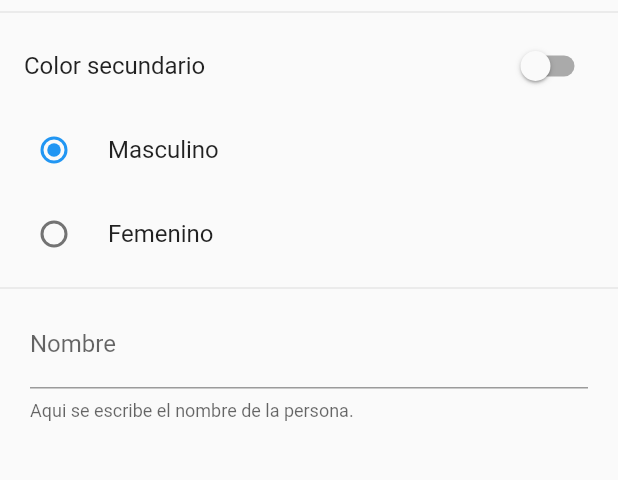
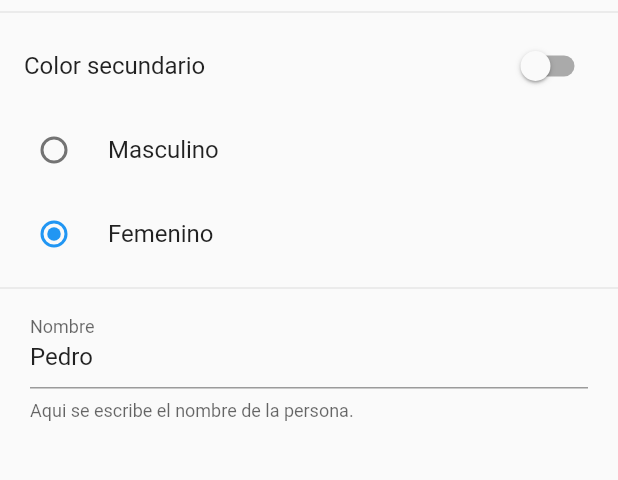
Before and after one commit to oscar02r/user_preferences_flutter, a Flutter app: the SettingsPage screen opened by its route, after a tap on "Femenino", on a phone screen of 412 x 824 dp, the part 183-663 px from its top. Run offline on Flutter 3.47's test engine with Material 2 defaults, Android fonts, the phone set to English and light mode, and no system bars; our stand-ins replace shared_preferences; accounts and stored records are empty.

```diff
--- a/lib/main.dart
+++ b/lib/main.dart
@@ -1,8 +1,11 @@
 import 'package:flutter/material.dart';
 import 'package:user_preferences_flutter/src/pages/home_page.dart';
 import 'package:user_preferences_flutter/src/pages/settings_page.dart';
+import 'package:user_preferences_flutter/src/share_preferences/preferences_user.dart';
 
-void main() {
+void main() async {
+  final prefs = PreferenciasUsuario();
+  await prefs.initPrefs();
   runApp(MyApp());
 }
 
--- a/lib/src/pages/home_page.dart
+++ b/lib/src/pages/home_page.dart
@@ -1,10 +1,13 @@
 
 import 'package:flutter/cupertino.dart';
 import'package:flutter/material.dart';
+import 'package:user_preferences_flutter/src/share_preferences/preferences_user.dart';
 import 'package:user_preferences_flutter/src/widgets/menu_widget.dart';
 
 class HomePage extends StatelessWidget{
   static final String routeName ='home';
+  final prefs = new PreferenciasUsuario();
+
   @override
   Widget build(BuildContext context) {
    return Scaffold(
@@ -17,7 +20,7 @@ class HomePage extends StatelessWidget{
        children: [
          Text('Color secundario: '),
          Divider(),
-         Text('Genero: '),
+         Text('Genero: ${prefs.genero} '),
          Divider(),
          Text('Nombre usuario: '),
          Divider(),
--- a/lib/src/pages/settings_page.dart
+++ b/lib/src/pages/settings_page.dart
@@ -1,5 +1,7 @@
 
 import'package:flutter/material.dart';
+import 'package:shared_preferences/shared_preferences.dart';
+
 import 'package:user_preferences_flutter/src/widgets/menu_widget.dart';
 
 class SettingsPage extends StatefulWidget{
@@ -13,7 +15,20 @@ class _SettingsPageState extends State<SettingsPage> {
   bool _colorSecundario = false;
   int _genero =1;
   String _nombre ='Pedro';
+  TextEditingController ? _textController ;
 
+  @override
+  void initState() {
+    super.initState();
+    _textController = new TextEditingController( text: _nombre);
+    _cargarPrefs();
+  }
+
+  _cargarPrefs() async{
+    SharedPreferences prefs = await SharedPreferences.getInstance();
+    _genero = prefs.getInt('genero') as int;
+    setState(() {});
+  }
   @override
   Widget build(BuildContext context) {
     return Scaffold(
@@ -42,22 +57,20 @@ class _SettingsPageState extends State<SettingsPage> {
           RadioListTile(
               value: 1,
               title: Text('Masculino'),
-              groupValue: 1,
-              onChanged:(value) {
-
-                setState(() {});
-              }
+              groupValue: _genero,
+              onChanged:_setSelectRadio
           ),
           RadioListTile(
-              value: 1,
+              value: 2,
               title: Text('Femenino'),
-              groupValue: 2,
-              onChanged:(value) {}
+              groupValue: _genero,
+              onChanged:_setSelectRadio
           ),
           Divider(),
           Container(
             padding: EdgeInsets.symmetric(horizontal: 20.0),
             child: TextField(
+              controller: _textController,
               decoration: InputDecoration(
                 labelText: 'Nombre',
                 helperText: 'Aqui se escribe el nombre de la persona.'
@@ -69,4 +82,12 @@ class _SettingsPageState extends State<SettingsPage> {
       )
     );
   }
+
+  void _setSelectRadio(int? value) async {
+
+    SharedPreferences prefs = await SharedPreferences.getInstance();
+    prefs.setInt('genero', value!);
+    _genero = value;
+    setState(() {});
+  }
 }
--- a/pubspec.yaml
+++ b/pubspec.yaml
@@ -28,6 +28,7 @@ dependencies:
   # The following adds the Cupertino Icons font to your application.
   # Use with the CupertinoIcons class for iOS style icons.
   cupertino_icons: ^1.0.2
+  shared_preferences: ^2.0.6
 
 dev_dependencies:
   flutter_test:
```
Also changed, not shown: lib/src/share_preferences/preferences_user.dart (added, +26 -0 lines), pubspec.lock.
